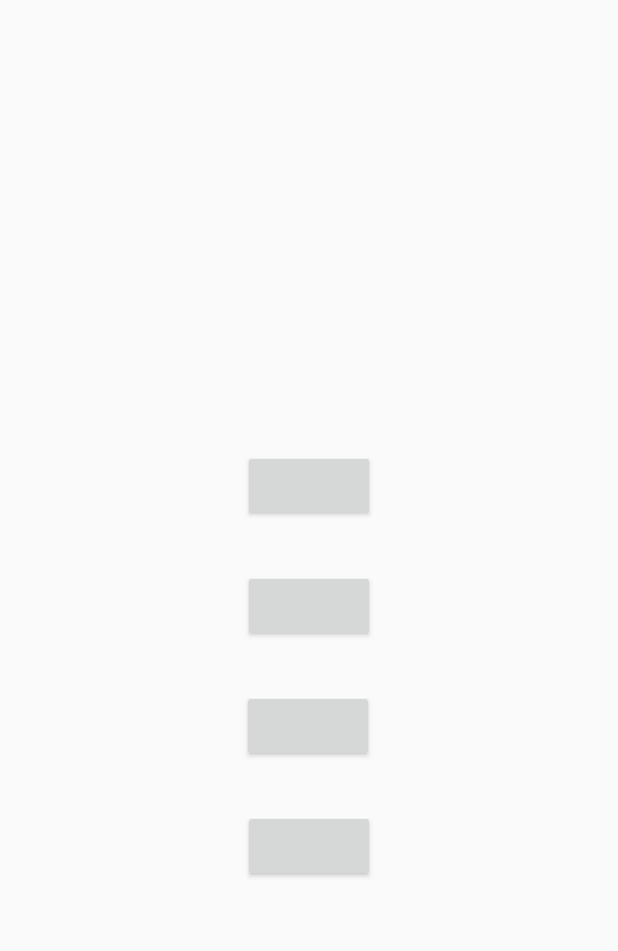
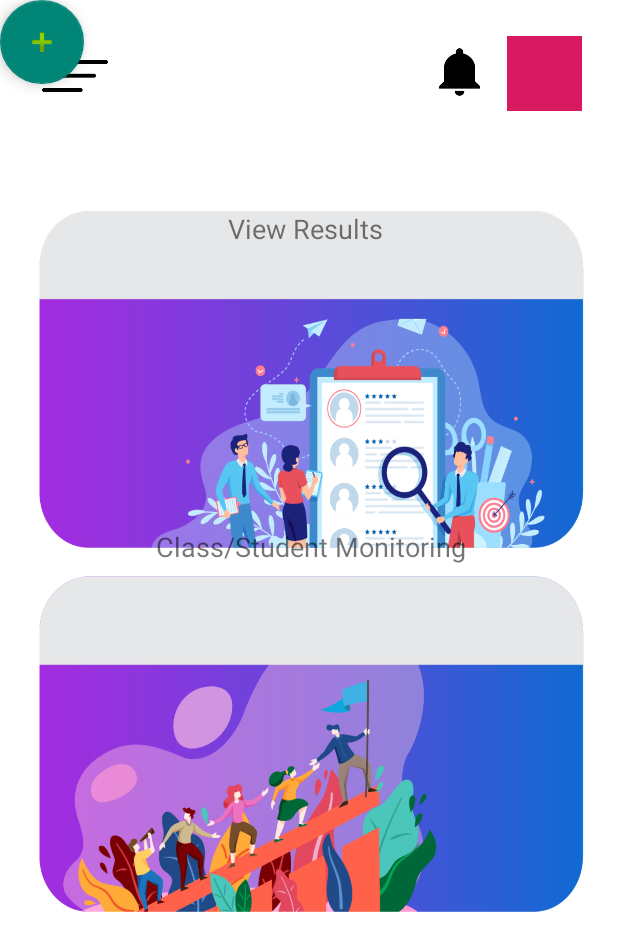
Before and after one commit to kynang98/TimesUp_ver1, an Android app: the layout activity_invigilator_home.xml on its own in the app's theme, with its tools: preview values and no code run, on a phone screen of 412 x 824 dp. Shown: the top 951 px of the screen. Run offline under Robolectric (Android 15) with nearby library versions, the phone set to English and light mode, and no system bars.

```diff
--- a/app/src/main/res/layout/activity_invigilator_home.xml
+++ b/app/src/main/res/layout/activity_invigilator_home.xml
@@ -4,7 +4,8 @@
     xmlns:tools="http://schemas.android.com/tools"
     android:layout_width="match_parent"
     android:layout_height="match_parent"
-    tools:context=".Invigilator_Home">
+    tools:context=".Invigilator_Home"
+    android:background="@drawable/lecturerhome">
 
     <com.google.android.material.appbar.AppBarLayout
         android:layout_width="match_parent"
--- a/app/src/main/res/layout/content_invigilator_home.xml
+++ b/app/src/main/res/layout/content_invigilator_home.xml
@@ -9,39 +9,67 @@
     tools:showIn="@layout/activity_invigilator_home">
 
     <Button
-        android:id="@+id/btn_setExam"
+        android:id="@+id/button"
+        style="@style/Widget.AppCompat.Button.Borderless"
+        android:layout_width="44dp"
+        android:layout_height="21dp"
+        android:layout_marginStart="28dp"
+        android:layout_marginTop="40dp"
+        android:background="@drawable/hamburger"
+        app:layout_constraintStart_toStartOf="parent"
+        app:layout_constraintTop_toTopOf="parent" />
+
+    <ImageView
+        android:id="@+id/imageView"
+        android:layout_width="50dp"
+        android:layout_height="50dp"
+        android:layout_marginTop="24dp"
+        android:layout_marginEnd="24dp"
+        app:layout_constraintEnd_toEndOf="parent"
+        app:layout_constraintTop_toTopOf="parent"
+        app:srcCompat="@color/colorAccent" />
+
+    <Button
+        android:id="@+id/button3"
+        style="@android:style/Widget.DeviceDefault.Button.Borderless"
+        android:layout_width="27dp"
+        android:layout_height="32dp"
+        android:layout_marginTop="32dp"
+        android:background="@drawable/notification"
+        app:layout_constraintEnd_toStartOf="@+id/imageView"
+        app:layout_constraintHorizontal_bias="0.924"
+        app:layout_constraintStart_toEndOf="@+id/button"
+        app:layout_constraintTop_toTopOf="parent" />
+
+    <TextView
+        android:id="@+id/textView2"
         android:layout_width="wrap_content"
         android:layout_height="wrap_content"
-        android:layout_marginTop="32dp"
-        app:layout_constraintEnd_toEndOf="parent"
+        android:layout_marginStart="152dp"
+        android:layout_marginTop="140dp"
+        android:text="@string/view_results"
+        android:textSize="18sp"
         app:layout_constraintStart_toStartOf="parent"
-        app:layout_constraintTop_toBottomOf="@+id/btn_upload_question" />
+        app:layout_constraintTop_toTopOf="parent" />
 
-    <Button
-        android:id="@+id/btn_viewResult"
+    <TextView
+        android:id="@+id/textView3"
         android:layout_width="wrap_content"
         android:layout_height="wrap_content"
-        android:layout_marginTop="32dp"
-        app:layout_constraintEnd_toEndOf="parent"
-        app:layout_constraintHorizontal_bias="0.498"
+        android:layout_marginStart="104dp"
+        android:layout_marginTop="352dp"
+        android:text="@string/class_student_monitoring"
+        android:textSize="18sp"
         app:layout_constraintStart_toStartOf="parent"
-        app:layout_constraintTop_toBottomOf="@+id/btn_setExam" />
+        app:layout_constraintTop_toTopOf="parent" />
 
-    <Button
-        android:id="@+id/btn_logout"
+    <com.google.android.material.floatingactionbutton.FloatingActionButton
+        android:id="@+id/floatingActionButton2"
         android:layout_width="wrap_content"
         android:layout_height="wrap_content"
-        android:layout_marginTop="32dp"
-        app:layout_constraintEnd_toEndOf="parent"
-        app:layout_constraintStart_toStartOf="parent"
-        app:layout_constraintTop_toBottomOf="@+id/btn_viewResult" />
+        android:clickable="true"
+        app:srcCompat="@android:drawable/ic_input_add"
+        tools:layout_editor_absoluteX="327dp"
+        tools:layout_editor_absoluteY="640dp" />
 
-    <Button
-        android:id="@+id/btn_upload_question"
-        android:layout_width="wrap_content"
-        android:layout_height="wrap_content"
-        android:layout_marginTop="300dp"
-        app:layout_constraintEnd_toEndOf="parent"
-        app:layout_constraintStart_toStartOf="parent"
-        app:layout_constraintTop_toTopOf="parent" />
 </androidx.constraintlayout.widget.ConstraintLayout>
--- a/app/src/main/res/values/strings.xml
+++ b/app/src/main/res/values/strings.xml
@@ -14,7 +14,7 @@
     <string name="title_activity_testes">Testes</string>
     <string name="dummy_button">Dummy Button</string>
     <string name="dummy_content">DUMMY\nCONTENT</string>
-    <string name="email">Email</string>
+    <string name="email" translatable="false">Email</string>
     <string name="sign_up">Sign Up</string>
     <string name="sign_in">Sign In</string>
     <string name="have_an_account_sign_in_here">Have an account? Sign in here</string>
@@ -25,4 +25,6 @@
     <string name="logout">Logout</string>
     <string name="login_as_invigilator">Login as Invigilator</string>
     <string name="login_as_student">Login as Student</string>
+    <string name="class_student_monitoring">Class/Student Monitoring</string>
+    <string name="view_results">View Results</string>
 </resources>
```
Also changed, not shown: app/src/main/res/drawable/hamburger.png (added), app/src/main/res/drawable/lecturerhome.jpg (added), app/src/main/res/drawable/notification.png (added).
